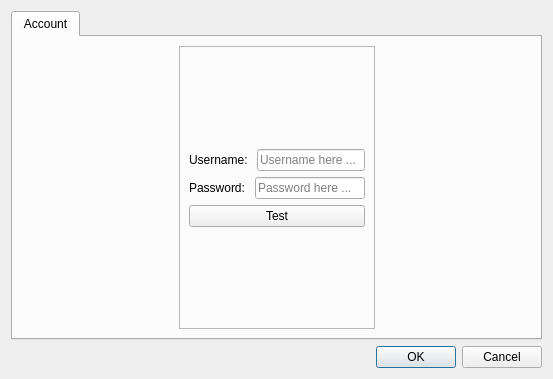
Above: src/dialog_settings.ui from KasaiDot/Ouroboros before the change. Below: the same form after it.
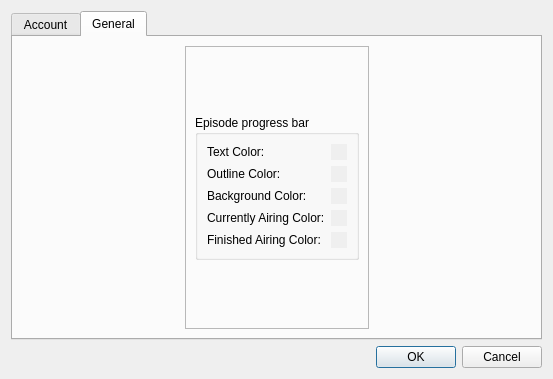
That is the form after the change. Icons and pictures are not drawn.

The edit to the form file:
```diff
--- a/src/dialog_settings.ui
+++ b/src/dialog_settings.ui
@@ -30,7 +30,7 @@
    <item>
     <widget class="QTabWidget" name="SettingsTabWidget">
      <property name="currentIndex">
-      <number>0</number>
+      <number>1</number>
      </property>
      <property name="documentMode">
       <bool>false</bool>
@@ -179,6 +179,359 @@
        </item>
       </layout>
      </widget>
+     <widget class="QWidget" name="GeneralSettingsTab">
+      <attribute name="title">
+       <string>General</string>
+      </attribute>
+      <layout class="QHBoxLayout" name="horizontalLayout_9">
+       <item>
+        <spacer name="horizontalSpacer_3">
+         <property name="orientation">
+          <enum>Qt::Horizontal</enum>
+         </property>
+         <property name="sizeHint" stdset="0">
+          <size>
+           <width>40</width>
+           <height>20</height>
+          </size>
+         </property>
+        </spacer>
+       </item>
+       <item>
+        <widget class="QFrame" name="frame">
+         <property name="frameShape">
+          <enum>QFrame::StyledPanel</enum>
+         </property>
+         <property name="frameShadow">
+          <enum>QFrame::Raised</enum>
+         </property>
+         <layout class="QVBoxLayout" name="verticalLayout_4">
+          <item>
+           <spacer name="verticalSpacer_3">
+            <property name="orientation">
+             <enum>Qt::Vertical</enum>
+            </property>
+            <property name="sizeHint" stdset="0">
+             <size>
+              <width>20</width>
+              <height>40</height>
+             </size>
+            </property>
+           </spacer>
+          </item>
+          <item>
+           <widget class="QGroupBox" name="groupBox">
+            <property name="title">
+             <string>Episode progress bar</string>
+            </property>
+            <layout class="QVBoxLayout" name="verticalLayout_3">
+             <item>
+              <layout class="QHBoxLayout" name="horizontalLayout_4">
+               <item>
+                <widget class="QLabel" name="ProgressBar_TextColorLabel">
+                 <property name="text">
+                  <string>Text Color: </string>
+                 </property>
+                </widget>
+               </item>
+               <item>
+                <widget class="QPushButton" name="ProgressBar_TextColorButton">
+                 <property name="sizePolicy">
+                  <sizepolicy hsizetype="Fixed" vsizetype="Fixed">
+                   <horstretch>0</horstretch>
+                   <verstretch>0</verstretch>
+                  </sizepolicy>
+                 </property>
+                 <property name="minimumSize">
+                  <size>
+                   <width>16</width>
+                   <height>16</height>
+                  </size>
+                 </property>
+                 <property name="maximumSize">
+                  <size>
+                   <width>16</width>
+                   <height>16</height>
+                  </size>
+                 </property>
+                 <property name="autoFillBackground">
+                  <bool>true</bool>
+                 </property>
+                 <property name="text">
+                  <string/>
+                 </property>
+                 <property name="iconSize">
+                  <size>
+                   <width>0</width>
+                   <height>0</height>
+                  </size>
+                 </property>
+                 <property name="checkable">
+                  <bool>false</bool>
+                 </property>
+                 <property name="autoDefault">
+                  <bool>true</bool>
+                 </property>
+                 <property name="default">
+                  <bool>false</bool>
+                 </property>
+                 <property name="flat">
+                  <bool>true</bool>
+                 </property>
+                </widget>
+               </item>
+              </layout>
+             </item>
+             <item>
+              <layout class="QHBoxLayout" name="horizontalLayout_5">
+               <item>
+                <widget class="QLabel" name="ProgressBar_OutlineColorLabel">
+                 <property name="text">
+                  <string>Outline Color: </string>
+                 </property>
+                </widget>
+               </item>
+               <item>
+                <widget class="QPushButton" name="ProgressBar_OutlineColorButton">
+                 <property name="sizePolicy">
+                  <sizepolicy hsizetype="Fixed" vsizetype="Fixed">
+                   <horstretch>0</horstretch>
+                   <verstretch>0</verstretch>
+                  </sizepolicy>
+                 </property>
+                 <property name="minimumSize">
+                  <size>
+                   <width>16</width>
+                   <height>16</height>
+                  </size>
+                 </property>
+                 <property name="maximumSize">
+                  <size>
+                   <width>16</width>
+                   <height>16</height>
+                  </size>
+                 </property>
+                 <property name="autoFillBackground">
+                  <bool>true</bool>
+                 </property>
+                 <property name="text">
+                  <string/>
+                 </property>
+                 <property name="iconSize">
+                  <size>
+                   <width>0</width>
+                   <height>0</height>
+                  </size>
+                 </property>
+                 <property name="checkable">
+                  <bool>false</bool>
+                 </property>
+                 <property name="autoDefault">
+                  <bool>true</bool>
+                 </property>
+                 <property name="flat">
+                  <bool>true</bool>
+                 </property>
+                </widget>
+               </item>
+              </layout>
+             </item>
+             <item>
+              <layout class="QHBoxLayout" name="horizontalLayout_6">
+               <item>
+                <widget class="QLabel" name="ProgressBar_BackgroundColorLabel">
+                 <property name="text">
+                  <string>Background Color: </string>
+                 </property>
+                </widget>
+               </item>
+               <item>
+                <widget class="QPushButton" name="ProgressBar_BackgroundColorButton">
+                 <property name="sizePolicy">
+                  <sizepolicy hsizetype="Fixed" vsizetype="Fixed">
+                   <horstretch>0</horstretch>
+                   <verstretch>0</verstretch>
+                  </sizepolicy>
+                 </property>
+                 <property name="minimumSize">
+                  <size>
+                   <width>16</width>
+                   <height>16</height>
+                  </size>
+                 </property>
+                 <property name="maximumSize">
+                  <size>
+                   <width>16</width>
+                   <height>16</height>
+                  </size>
+                 </property>
+                 <property name="autoFillBackground">
+                  <bool>true</bool>
+                 </property>
+                 <property name="text">
+                  <string/>
+                 </property>
+                 <property name="iconSize">
+                  <size>
+                   <width>0</width>
+                   <height>0</height>
+                  </size>
+                 </property>
+                 <property name="checkable">
+                  <bool>false</bool>
+                 </property>
+                 <property name="autoDefault">
+                  <bool>true</bool>
+                 </property>
+                 <property name="flat">
+                  <bool>true</bool>
+                 </property>
+                </widget>
+               </item>
+              </layout>
+             </item>
+             <item>
+              <layout class="QHBoxLayout" name="horizontalLayout_8">
+               <item>
+                <widget class="QLabel" name="ProgressBar_CurrentlyAirColorLabel">
+                 <property name="text">
+                  <string>Currently Airing Color:</string>
+                 </property>
+                </widget>
+               </item>
+               <item>
+                <widget class="QPushButton" name="ProgressBar_CurrentlyAirButton">
+                 <property name="sizePolicy">
+                  <sizepolicy hsizetype="Fixed" vsizetype="Fixed">
+                   <horstretch>0</horstretch>
+                   <verstretch>0</verstretch>
+                  </sizepolicy>
+                 </property>
+                 <property name="minimumSize">
+                  <size>
+                   <width>16</width>
+                   <height>16</height>
+                  </size>
+                 </property>
+                 <property name="maximumSize">
+                  <size>
+                   <width>16</width>
+                   <height>16</height>
+                  </size>
+                 </property>
+                 <property name="autoFillBackground">
+                  <bool>true</bool>
+                 </property>
+                 <property name="text">
+                  <string/>
+                 </property>
+                 <property name="iconSize">
+                  <size>
+                   <width>0</width>
+                   <height>0</height>
+                  </size>
+                 </property>
+                 <property name="checkable">
+                  <bool>false</bool>
+                 </property>
+                 <property name="autoDefault">
+                  <bool>true</bool>
+                 </property>
+                 <property name="flat">
+                  <bool>true</bool>
+                 </property>
+                </widget>
+               </item>
+              </layout>
+             </item>
+             <item>
+              <layout class="QHBoxLayout" name="horizontalLayout_7">
+               <item>
+                <widget class="QLabel" name="ProgressBar_FinishedAirColorLabel">
+                 <property name="text">
+                  <string>Finished Airing Color:</string>
+                 </property>
+                </widget>
+               </item>
+               <item>
+                <widget class="QPushButton" name="ProgressBar_FinishedAirColorButton">
+                 <property name="sizePolicy">
+                  <sizepolicy hsizetype="Fixed" vsizetype="Fixed">
+                   <horstretch>0</horstretch>
+                   <verstretch>0</verstretch>
+                  </sizepolicy>
+                 </property>
+                 <property name="minimumSize">
+                  <size>
+                   <width>16</width>
+                   <height>16</height>
+                  </size>
+                 </property>
+                 <property name="maximumSize">
+                  <size>
+                   <width>16</width>
+                   <height>16</height>
+                  </size>
+                 </property>
+                 <property name="autoFillBackground">
+                  <bool>true</bool>
+                 </property>
+                 <property name="text">
+                  <string/>
+                 </property>
+                 <property name="iconSize">
+                  <size>
+                   <width>0</width>
+                   <height>0</height>
+                  </size>
+                 </property>
+                 <property name="checkable">
+                  <bool>false</bool>
+                 </property>
+                 <property name="autoDefault">
+                  <bool>true</bool>
+                 </property>
+                 <property name="flat">
+                  <bool>true</bool>
+                 </property>
+                </widget>
+               </item>
+              </layout>
+             </item>
+            </layout>
+           </widget>
+          </item>
+          <item>
+           <spacer name="verticalSpacer_4">
+            <property name="orientation">
+             <enum>Qt::Vertical</enum>
+            </property>
+            <property name="sizeHint" stdset="0">
+             <size>
+              <width>20</width>
+              <height>40</height>
+             </size>
+            </property>
+           </spacer>
+          </item>
+         </layout>
+        </widget>
+       </item>
+       <item>
+        <spacer name="horizontalSpacer_4">
+         <property name="orientation">
+          <enum>Qt::Horizontal</enum>
+         </property>
+         <property name="sizeHint" stdset="0">
+          <size>
+           <width>40</width>
+           <height>20</height>
+          </size>
+         </property>
+        </spacer>
+       </item>
+      </layout>
+     </widget>
     </widget>
    </item>
    <item>
```
